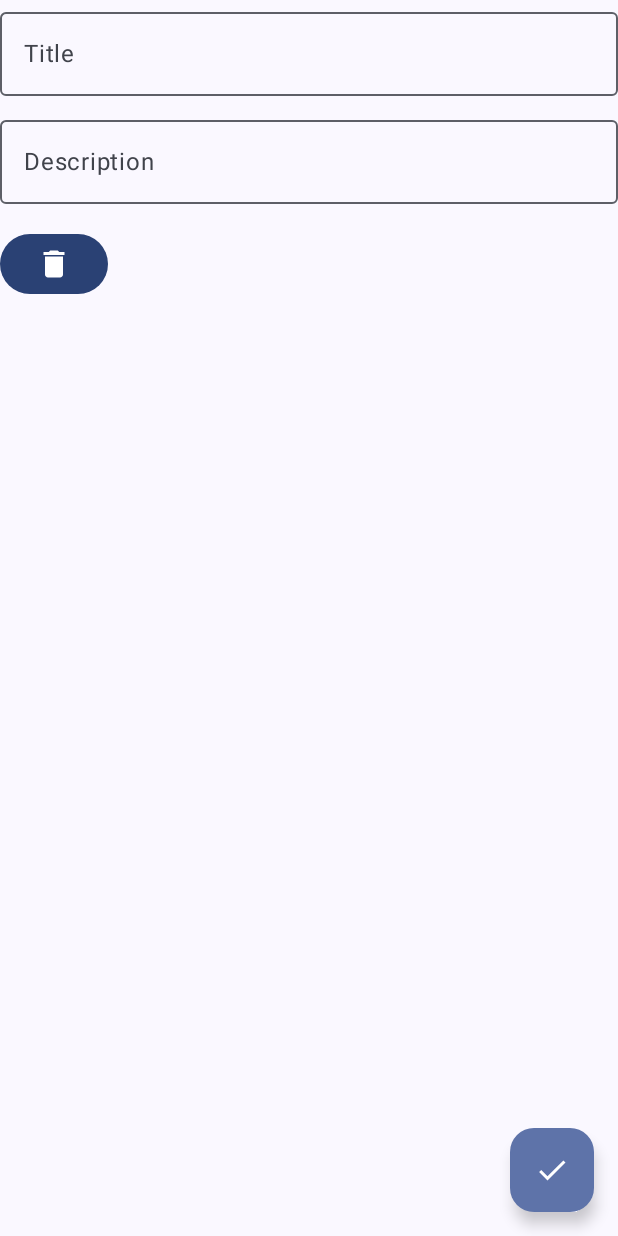
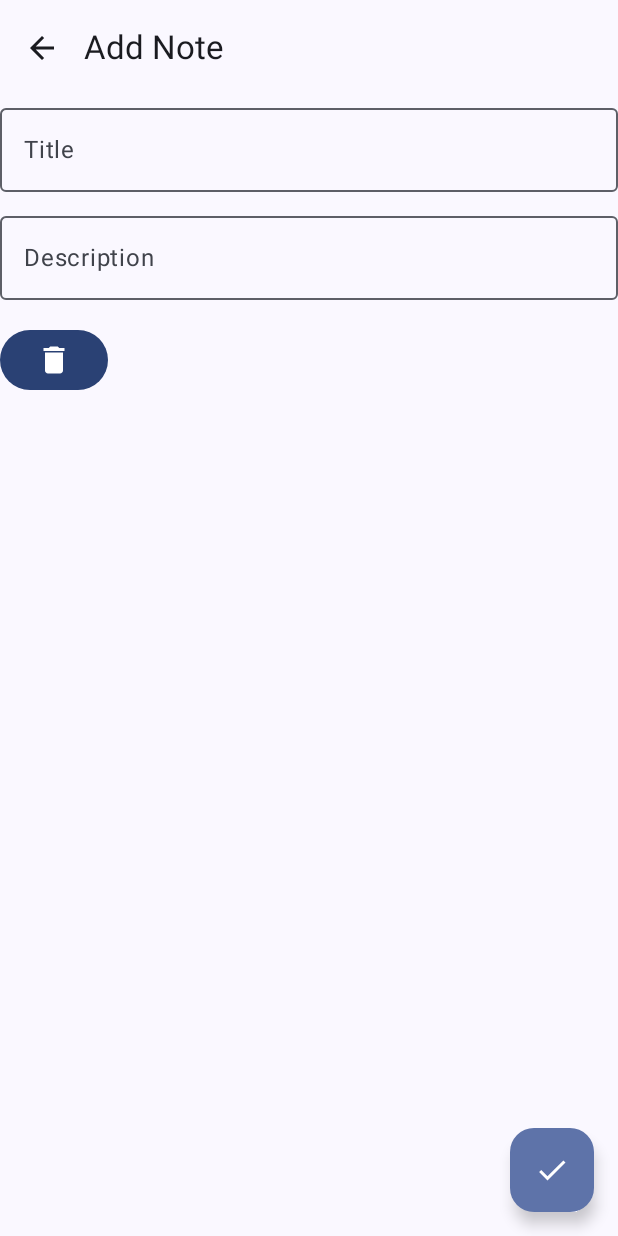
Before and after one commit to sinan-q/My_Tasks_App, an Android app built with Jetpack Compose: the composable AddEditNoteScreen shown on its own in the app's theme, on a phone screen of 412 x 824 dp. Run offline under Robolectric (Android 15) with nearby library versions, the phone set to English and light mode, and no system bars; our stand-ins replace Dagger/Hilt's generated code.

Commit message:
Added Back Button on Edit Pages

```diff
--- a/app/src/main/java/com/sinxn/mytasks/ui/screens/AddEditNoteScreen.kt
+++ b/app/src/main/java/com/sinxn/mytasks/ui/screens/AddEditNoteScreen.kt
@@ -7,14 +7,19 @@ import androidx.compose.foundation.layout.fillMaxWidth
 import androidx.compose.foundation.layout.height
 import androidx.compose.foundation.layout.padding
 import androidx.compose.material.icons.Icons
+import androidx.compose.material.icons.automirrored.filled.ArrowBack
 import androidx.compose.material.icons.filled.Check
+import androidx.compose.material.icons.filled.ArrowBack
 import androidx.compose.material.icons.filled.Delete
 import androidx.compose.material3.Button
+import androidx.compose.material3.ExperimentalMaterial3Api
 import androidx.compose.material3.FloatingActionButton
 import androidx.compose.material3.Icon
+import androidx.compose.material3.IconButton
 import androidx.compose.material3.OutlinedTextField
 import androidx.compose.material3.Scaffold
 import androidx.compose.material3.Text
+import androidx.compose.material3.TopAppBar
 import androidx.compose.runtime.Composable
 import androidx.compose.runtime.LaunchedEffect
 import androidx.compose.runtime.collectAsState
@@ -29,6 +34,7 @@ import com.sinxn.mytasks.data.local.entities.Note
 import com.sinxn.mytasks.ui.screens.viewmodel.NoteViewModel
 import java.util.Date
 
+@OptIn(ExperimentalMaterial3Api::class)
 @Composable
 fun AddEditNoteScreen(
     modifier: Modifier = Modifier,
@@ -77,7 +83,20 @@ fun AddEditNoteScreen(
         ) {
             Icon(Icons.Default.Check, contentDescription = null)
         }
-    }){
+    },
+        topBar = {
+            TopAppBar(
+                title = { Text(if (noteId == -1L) "Add Note" else "Edit Note") },
+                navigationIcon = {
+                    IconButton(onClick = onFinish) {
+                        Icon(
+                            imageVector = Icons.AutoMirrored.Filled.ArrowBack,
+                            contentDescription = "Back"
+                        )
+                    }
+                })
+        }
+    ){
         Column(
             modifier = modifier
                 .fillMaxSize()
```
Also changed, not shown: app/src/main/java/com/sinxn/mytasks/ui/screens/AddEditTaskScreen.kt (+22 -6 lines), 1 other file.
